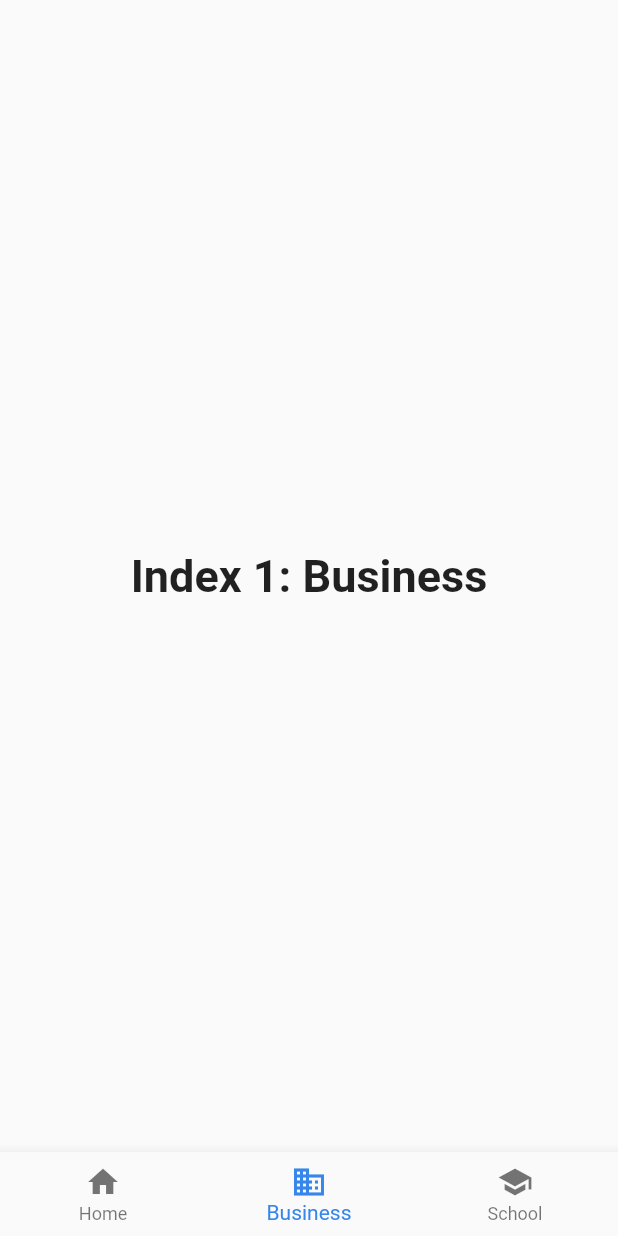
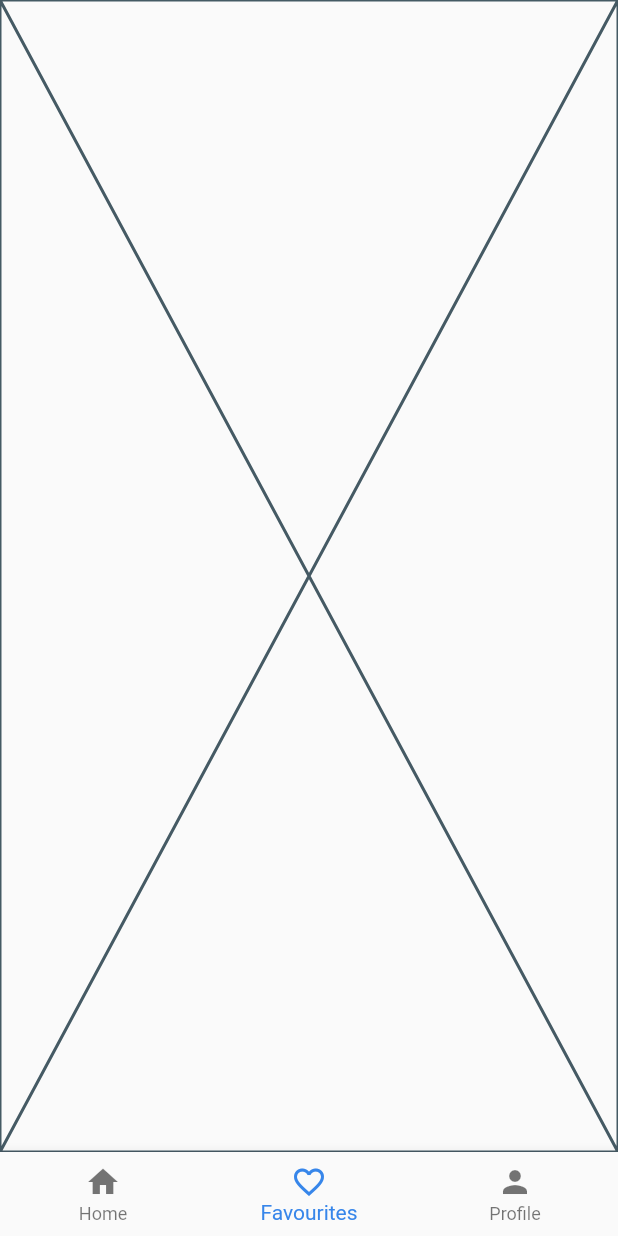
Before and after one commit to shadkasera/receip_app, a Flutter app: the LandingScreen screen opened directly, item 2 of the bottom bar chosen, on a phone screen of 412 x 824 dp. Run offline on Flutter 3.47's test engine with Material 2 defaults, Android fonts, the phone set to English and light mode, and no system bars.

Commit message:
updated dart files

```diff
--- /dev/null
+++ b/lib/favorites.dart
@@ -0,0 +1,10 @@
+import 'package:flutter/material.dart';
+
+class FavoritesPage extends StatelessWidget {
+  const FavoritesPage({super.key});
+
+  @override
+  Widget build(BuildContext context) {
+    return const Placeholder();
+  }
+}
--- a/lib/landing_screen.dart
+++ b/lib/landing_screen.dart
@@ -1,7 +1,8 @@
 import 'package:flutter/material.dart';
 import 'package:receip_app/homescreen.dart';
+import 'package:receip_app/profile.dart';
 
-
+import 'favorites.dart';
 
 class LandingScreen extends StatefulWidget {
   const LandingScreen({super.key});
@@ -12,18 +13,10 @@ class LandingScreen extends StatefulWidget {
 
 class _LandingScreenState extends State<LandingScreen> {
   int _selectedIndex = 0;
-  static const TextStyle optionStyle =
-      TextStyle(fontSize: 30, fontWeight: FontWeight.bold);
   static const List<Widget> _widgetOptions = <Widget>[
-   HomeScreen(),
-    Text(
-      'Index 1: Business',
-      style: optionStyle,
-    ),
-    Text(
-      'Index 2: School',
-      style: optionStyle,
-    ),
+    HomeScreen(),
+    FavoritesPage(),
+    ProfilePage(),
   ];
 
   void _onItemTapped(int index) {
@@ -45,12 +38,12 @@ class _LandingScreenState extends State<LandingScreen> {
             label: 'Home',
           ),
           BottomNavigationBarItem(
-            icon: Icon(Icons.business),
-            label: 'Business',
+            icon: Icon(Icons.favorite_outline),
+            label: 'Favourites',
           ),
           BottomNavigationBarItem(
-            icon: Icon(Icons.school),
-            label: 'School',
+            icon: Icon(Icons.person),
+            label: 'Profile',
           ),
         ],
         currentIndex: _selectedIndex,
--- /dev/null
+++ b/lib/profile.dart
@@ -0,0 +1,10 @@
+import 'package:flutter/material.dart';
+
+class ProfilePage extends StatelessWidget {
+  const ProfilePage({super.key});
+
+  @override
+  Widget build(BuildContext context) {
+    return const Placeholder();
+  }
+}
```
